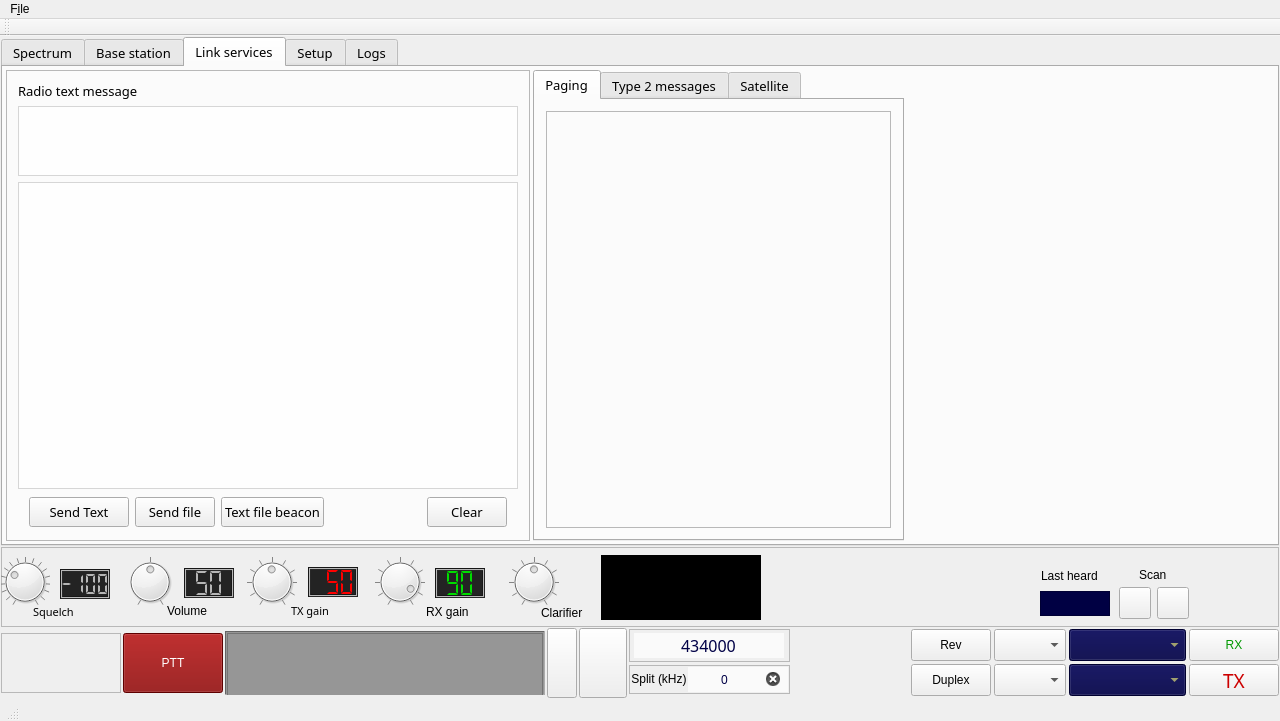
qradiolink/qradiolink, file mainwindow.ui: the form before one commit.
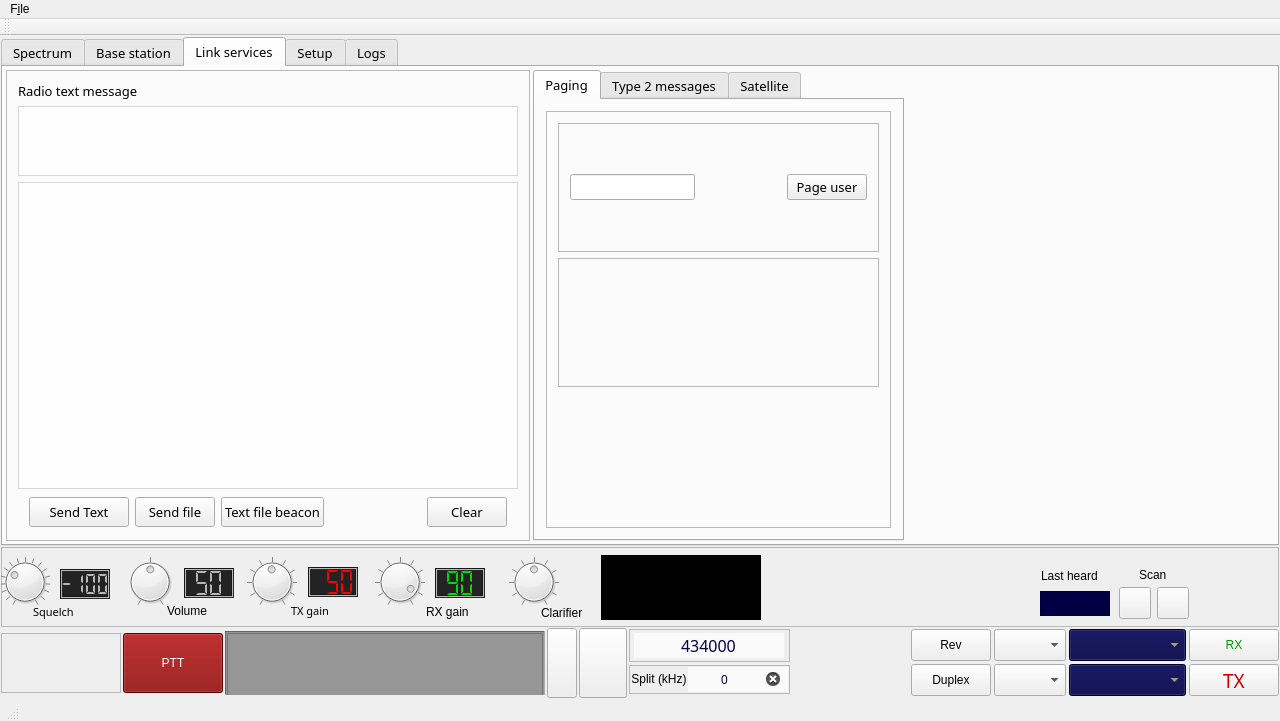
The form after the commit. The open tabs and pages were chosen to show the change. Icons and pictures are not drawn. Custom widgets are drawn as their Qt base class.

```diff
--- a/mainwindow.ui
+++ b/mainwindow.ui
@@ -2442,6 +2442,78 @@
                 <property name="frameShadow">
                  <enum>QFrame::Raised</enum>
                 </property>
+                <layout class="QVBoxLayout" name="verticalLayout_14">
+                 <item>
+                  <widget class="QFrame" name="frame_14">
+                   <property name="sizePolicy">
+                    <sizepolicy hsizetype="MinimumExpanding" vsizetype="MinimumExpanding">
+                     <horstretch>0</horstretch>
+                     <verstretch>0</verstretch>
+                    </sizepolicy>
+                   </property>
+                   <property name="frameShape">
+                    <enum>QFrame::StyledPanel</enum>
+                   </property>
+                   <property name="frameShadow">
+                    <enum>QFrame::Raised</enum>
+                   </property>
+                   <layout class="QHBoxLayout" name="horizontalLayout_10">
+                    <item>
+                     <widget class="QLineEdit" name="pagedUserEdit"/>
+                    </item>
+                    <item>
+                     <spacer name="horizontalSpacer_19">
+                      <property name="orientation">
+                       <enum>Qt::Horizontal</enum>
+                      </property>
+                      <property name="sizeHint" stdset="0">
+                       <size>
+                        <width>40</width>
+                        <height>20</height>
+                       </size>
+                      </property>
+                     </spacer>
+                    </item>
+                    <item>
+                     <widget class="QPushButton" name="pageUserButton">
+                      <property name="text">
+                       <string>Page user</string>
+                      </property>
+                     </widget>
+                    </item>
+                   </layout>
+                  </widget>
+                 </item>
+                 <item>
+                  <widget class="QFrame" name="frame_15">
+                   <property name="sizePolicy">
+                    <sizepolicy hsizetype="MinimumExpanding" vsizetype="MinimumExpanding">
+                     <horstretch>0</horstretch>
+                     <verstretch>0</verstretch>
+                    </sizepolicy>
+                   </property>
+                   <property name="frameShape">
+                    <enum>QFrame::StyledPanel</enum>
+                   </property>
+                   <property name="frameShadow">
+                    <enum>QFrame::Raised</enum>
+                   </property>
+                  </widget>
+                 </item>
+                 <item>
+                  <spacer name="verticalSpacer_4">
+                   <property name="orientation">
+                    <enum>Qt::Vertical</enum>
+                   </property>
+                   <property name="sizeHint" stdset="0">
+                    <size>
+                     <width>20</width>
+                     <height>40</height>
+                    </size>
+                   </property>
+                  </spacer>
+                 </item>
+                </layout>
                </widget>
               </item>
              </layout>
```
